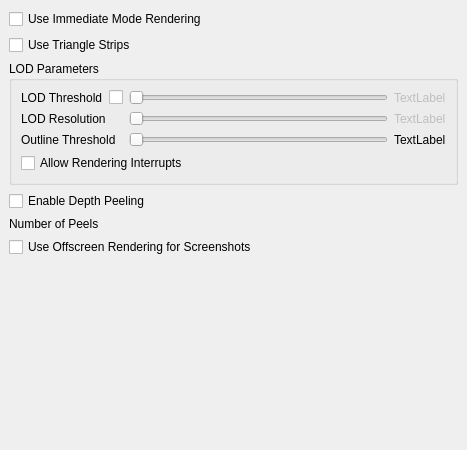
The window that Qt/Components/Resources/UI/pqGlobalRenderViewOptions.ui (Kitware/ParaView) describes before a commit, drawn with Qt 5.
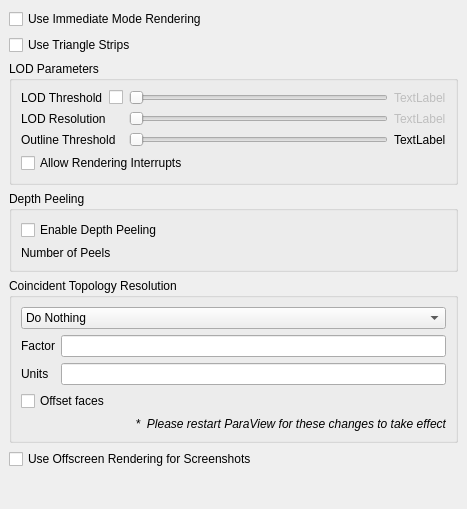
The same window after the commit. The open tabs and pages were chosen to show the change. Custom widgets are drawn as their Qt base class.

Commit message:
Fixed BUG #9801. Added options to change coincident topology resolution mode.
In Edit | Settings | RenderView pane, added options to change the topology
resolution parameters.

Patch:
```diff
--- a/Qt/Components/Resources/UI/pqGlobalRenderViewOptions.ui
+++ b/Qt/Components/Resources/UI/pqGlobalRenderViewOptions.ui
@@ -7,7 +7,7 @@
     <x>0</x>
     <y>0</y>
     <width>467</width>
-    <height>450</height>
+    <height>509</height>
    </rect>
   </property>
   <property name="windowTitle">
@@ -213,32 +213,161 @@
         </widget>
        </item>
        <item>
-        <widget class="QCheckBox" name="depthPeeling">
-         <property name="statusTip">
-          <string/>
+        <widget class="pqCollapsedGroup" name="groupBox_2">
+         <property name="title">
+          <string>Depth Peeling</string>
          </property>
-         <property name="text">
-          <string>Enable Depth Peeling</string>
-         </property>
+         <layout class="QVBoxLayout" name="verticalLayout_6">
+          <item>
+           <widget class="QCheckBox" name="depthPeeling">
+            <property name="statusTip">
+             <string/>
+            </property>
+            <property name="text">
+             <string>Enable Depth Peeling</string>
+            </property>
+           </widget>
+          </item>
+          <item>
+           <layout class="QHBoxLayout" name="_2">
+            <item>
+             <widget class="QLabel" name="label_7">
+              <property name="text">
+               <string>Number of Peels</string>
+              </property>
+             </widget>
+            </item>
+            <item>
+             <widget class="pqIntRangeWidget" name="numberOfPeels" native="true">
+              <property name="enabled">
+               <bool>false</bool>
+              </property>
+             </widget>
+            </item>
+           </layout>
+          </item>
+         </layout>
         </widget>
        </item>
        <item>
-        <layout class="QHBoxLayout">
-         <item>
-          <widget class="QLabel" name="label_7">
-           <property name="text">
-            <string>Number of Peels</string>
-           </property>
-          </widget>
-         </item>
-         <item>
-          <widget class="pqIntRangeWidget" name="numberOfPeels" native="true">
-           <property name="enabled">
-            <bool>false</bool>
-           </property>
-          </widget>
-         </item>
-        </layout>
+        <widget class="pqCollapsedGroup" name="groupBox">
+         <property name="title">
+          <string>Coincident Topology Resolution</string>
+         </property>
+         <layout class="QVBoxLayout" name="verticalLayout_5">
+          <item>
+           <widget class="QComboBox" name="topologyMode">
+            <item>
+             <property name="text">
+              <string>Do Nothing</string>
+             </property>
+            </item>
+            <item>
+             <property name="text">
+              <string>Use Polygon Offset</string>
+             </property>
+            </item>
+            <item>
+             <property name="text">
+              <string>Use Z-Buffer Shift</string>
+             </property>
+            </item>
+           </widget>
+          </item>
+          <item>
+           <widget class="QStackedWidget" name="topologyPages">
+            <property name="currentIndex">
+             <number>0</number>
+            </property>
+            <widget class="QWidget" name="page_4"/>
+            <widget class="QWidget" name="page_5">
+             <layout class="QGridLayout" name="gridLayout_3">
+              <property name="margin">
+               <number>0</number>
+              </property>
+              <property name="spacing">
+               <number>6</number>
+              </property>
+              <item row="0" column="0">
+               <widget class="QLabel" name="label_14">
+                <property name="text">
+                 <string>Factor</string>
+                </property>
+               </widget>
+              </item>
+              <item row="0" column="1">
+               <widget class="QLineEdit" name="offsetFactor"/>
+              </item>
+              <item row="1" column="0">
+               <widget class="QLabel" name="label_15">
+                <property name="text">
+                 <string>Units</string>
+                </property>
+               </widget>
+              </item>
+              <item row="1" column="1">
+               <widget class="QLineEdit" name="offsetUnits"/>
+              </item>
+              <item row="2" column="0" colspan="2">
+               <widget class="QCheckBox" name="offsetFaces">
+                <property name="text">
+                 <string>Offset faces</string>
+                </property>
+               </widget>
+              </item>
+             </layout>
+            </widget>
+            <widget class="QWidget" name="page_6">
+             <layout class="QGridLayout" name="gridLayout_4">
+              <property name="margin">
+               <number>0</number>
+              </property>
+              <property name="spacing">
+               <number>6</number>
+              </property>
+              <item row="0" column="0">
+               <widget class="QLabel" name="label_16">
+                <property name="text">
+                 <string>Z Shift</string>
+                </property>
+               </widget>
+              </item>
+              <item row="0" column="1">
+               <widget class="QLineEdit" name="zshift"/>
+              </item>
+              <item row="1" column="1">
+               <spacer name="verticalSpacer_2">
+                <property name="orientation">
+                 <enum>Qt::Vertical</enum>
+                </property>
+                <property name="sizeHint" stdset="0">
+                 <size>
+                  <width>20</width>
+                  <height>40</height>
+                 </size>
+                </property>
+               </spacer>
+              </item>
+             </layout>
+            </widget>
+           </widget>
+          </item>
+          <item>
+           <widget class="QLabel" name="restartWarningLabel">
+            <property name="text">
+             <string>&lt;!DOCTYPE HTML PUBLIC &quot;-//W3C//DTD HTML 4.0//EN&quot; &quot;http://www.w3.org/TR/REC-html40/strict.dtd&quot;&gt;
+&lt;html&gt;&lt;head&gt;&lt;meta name=&quot;qrichtext&quot; content=&quot;1&quot; /&gt;&lt;style type=&quot;text/css&quot;&gt;
+p, li { white-space: pre-wrap; }
+&lt;/style&gt;&lt;/head&gt;&lt;body style=&quot; font-family:'Helvetica'; font-size:9pt; font-weight:400; font-style:normal;&quot;&gt;
+&lt;table style=&quot;-qt-table-type: root; margin-top:4px; margin-bottom:4px; margin-left:4px; margin-right:4px;&quot;&gt;
+&lt;tr&gt;
+&lt;td style=&quot;border: none;&quot;&gt;
+&lt;p align=&quot;right&quot; style=&quot; margin-top:0px; margin-bottom:0px; margin-left:0px; margin-right:0px; -qt-block-indent:0; text-indent:0px;&quot;&gt;&lt;span style=&quot; font-style:italic;&quot;&gt;*  Please restart ParaView for these changes to take effect&lt;/span&gt;&lt;/p&gt;&lt;/td&gt;&lt;/tr&gt;&lt;/table&gt;&lt;/body&gt;&lt;/html&gt;</string>
+            </property>
+           </widget>
+          </item>
+         </layout>
+        </widget>
        </item>
        <item>
         <widget class="QCheckBox" name="useOffscreenRenderingForScreenshots">
@@ -1215,6 +1344,12 @@
    <header>pqIntRangeWidget.h</header>
    <container>1</container>
   </customwidget>
+  <customwidget>
+   <class>pqCollapsedGroup</class>
+   <extends>QGroupBox</extends>
+   <header>pqCollapsedGroup.h</header>
+   <container>1</container>
+  </customwidget>
  </customwidgets>
  <resources/>
  <connections>
```
Left out of the diff: 34 changed lines with no effect on the pictures. The commit also changes 4 other files.
